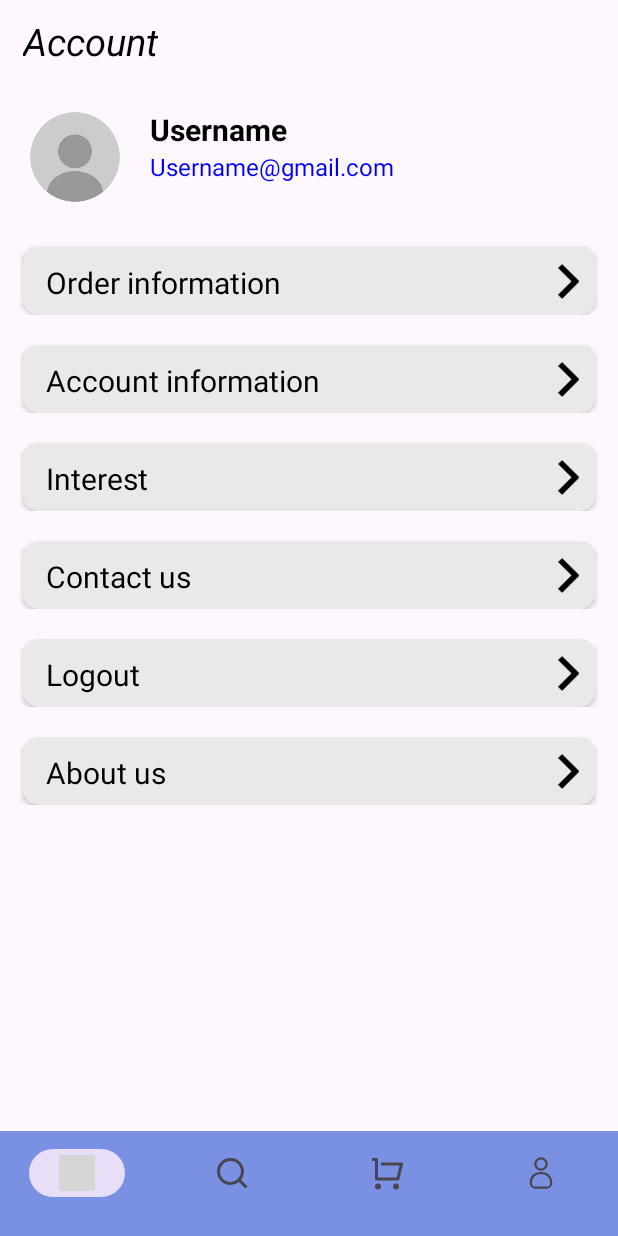
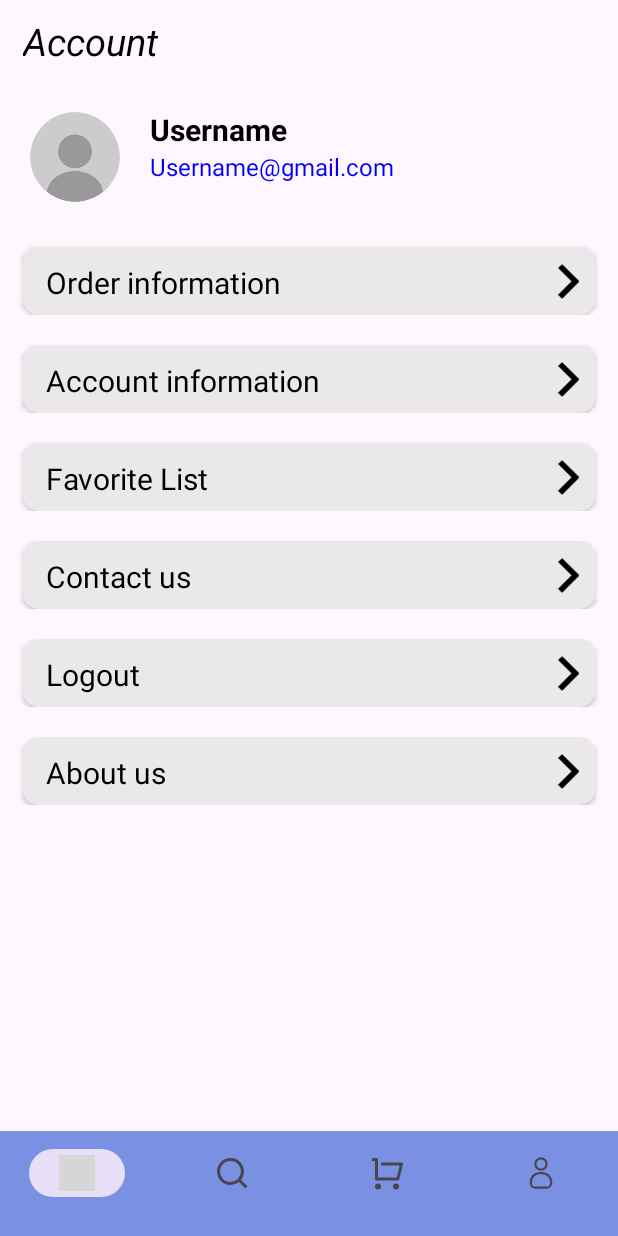
Before and after one commit to heanghenglong-ITE/SH-Online-Shop, an Android app: the fragment AccountFragment placed in its activity, on a phone screen of 412 x 824 dp. Run offline under Robolectric (Android 15) with nearby library versions, the phone set to English and light mode, and no system bars; grey boxes are pictures that could not be loaded.

Commit message:
Project Practicum

```diff
--- a/app/src/main/res/values/strings.xml
+++ b/app/src/main/res/values/strings.xml
@@ -79,7 +79,7 @@
     <string name="acc_3">Username@gmail.com</string>
     <string name="acc_4">Order information</string>
     <string name="acc_5">Account information</string>
-    <string name="acc_6">Interest</string>
+    <string name="acc_6">Favorite List</string>
     <string name="acc_7">Contact us</string>
     <string name="acc_8">About us</string>
     <string name="acc_9">Email</string>
```
